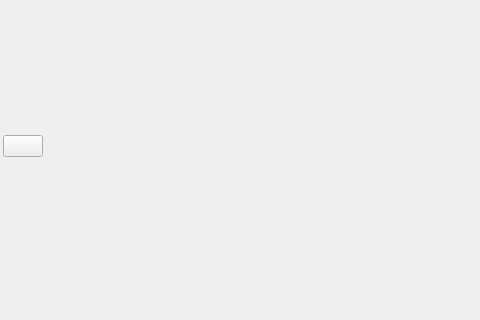
This is src/gui/ui/follower.ui in hytechimaging/sammo-boat as Qt 5 draws it before an edit; both pictures show x 0 to 480 and y 0 to 320 of the 1100 by 450 pixel window. The edited form follows.
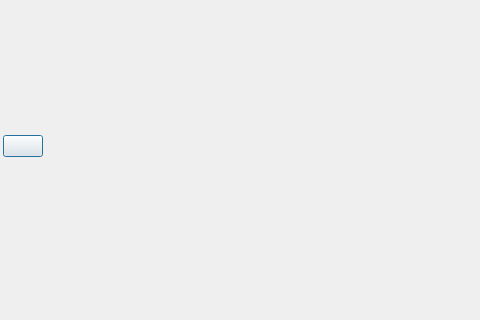
This is the edited form.

Patch:
```diff
--- a/src/gui/ui/follower.ui
+++ b/src/gui/ui/follower.ui
@@ -1,7 +1,7 @@
 <?xml version="1.0" encoding="UTF-8"?>
 <ui version="4.0">
- <class>Frame</class>
- <widget class="QFrame" name="Frame">
+ <class>Dialog</class>
+ <widget class="QDialog" name="Dialog">
   <property name="geometry">
    <rect>
     <x>0</x>
```
